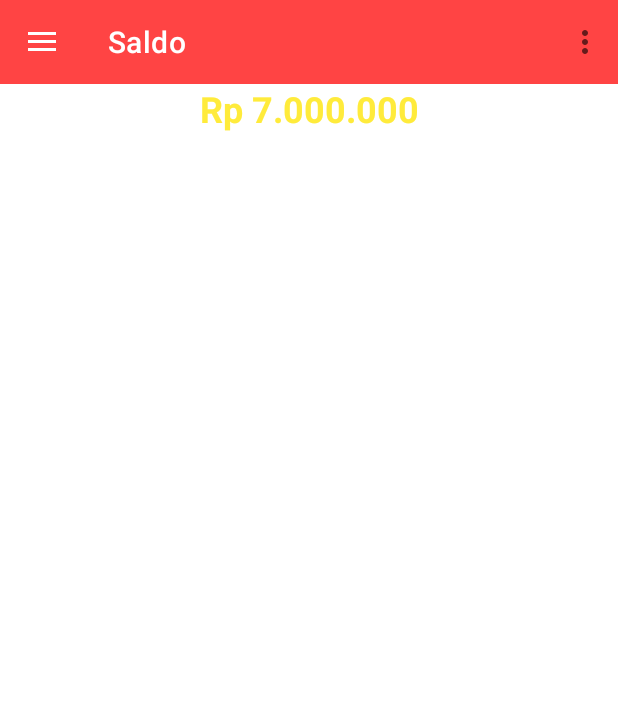
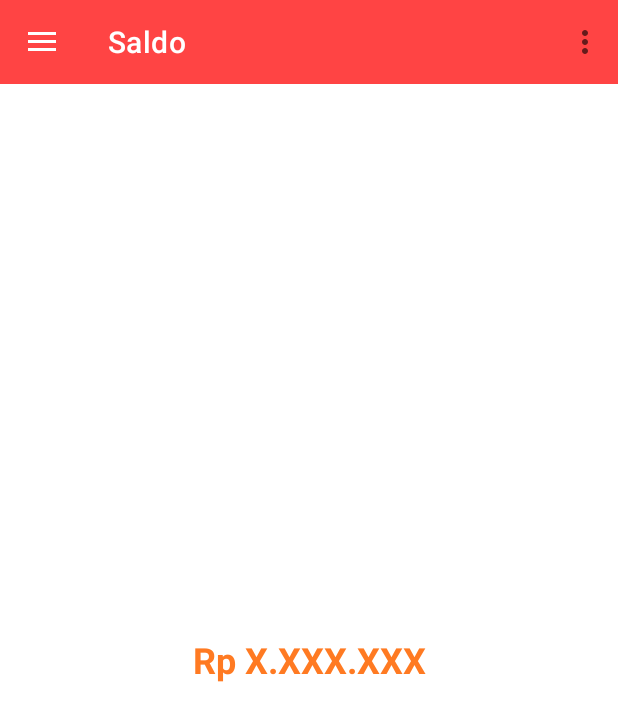
Before and after one commit to nicholas-phandinata/Project-004, an Android app: the screen it shows after launch (MainActivity), on a phone screen of 412 x 824 dp. Shown: the top 721 px of the screen. Run offline under Robolectric (Android 15) with nearby library versions, the phone set to English and light mode, and no system bars; our stand-ins replace data binding.

Commit message:
Update fragment alignment and edit saldo amount

```diff
--- a/app/src/main/java/id/nicholasp/project004/MainActivity.java
+++ b/app/src/main/java/id/nicholasp/project004/MainActivity.java
@@ -25,7 +25,6 @@ import id.nicholasp.project004.databinding.ActivityMainBinding;
 public class MainActivity extends AppCompatActivity {
     private ActivityMainBinding binding;
     private ActionBarDrawerToggle toggle;
-    public Button btn_exit;
 
     @Override
     protected void onCreate(Bundle savedInstanceState) {
@@ -33,8 +32,6 @@ public class MainActivity extends AppCompatActivity {
 
         binding = DataBindingUtil.setContentView(this, R.layout.activity_main);
         initView();
-
-        btn_exit = findViewById(R.id.btn_exit);
 
     }
 
@@ -81,6 +78,7 @@ public class MainActivity extends AppCompatActivity {
         btn_exit.setOnClickListener(new View.OnClickListener() {
             @Override
             public void onClick(View v) {
+
                 Intent intent = new Intent(android.content.Intent.ACTION_VIEW);
                 intent.setData(Uri.parse("https://www.maybank.co.id/"));
                 startActivity(intent);
--- a/app/src/main/res/layout/fragment_crypto.xml
+++ b/app/src/main/res/layout/fragment_crypto.xml
@@ -9,6 +9,7 @@
     <TextView
         android:layout_width="match_parent"
         android:layout_height="match_parent"
+        android:gravity="center"
         android:text="Bitcoin"
         android:textAlignment="center"
         android:textColor="#E91E63"
--- a/app/src/main/res/layout/fragment_obligasi.xml
+++ b/app/src/main/res/layout/fragment_obligasi.xml
@@ -9,6 +9,7 @@
     <TextView
         android:layout_width="match_parent"
         android:layout_height="match_parent"
+        android:gravity="center"
         android:text="SBN"
         android:textAlignment="center"
         android:textColor="#673AB7"
--- a/app/src/main/res/layout/fragment_saldo.xml
+++ b/app/src/main/res/layout/fragment_saldo.xml
@@ -9,9 +9,10 @@
     <TextView
         android:layout_width="match_parent"
         android:layout_height="match_parent"
-        android:text="Rp 7.000.000"
+        android:gravity="center"
+        android:text="Rp X.XXX.XXX"
         android:textAlignment="center"
-        android:textColor="#FFEB3B"
+        android:textColor="#FF7A22"
         android:textSize="24sp"
         android:textStyle="bold" />
 
```
